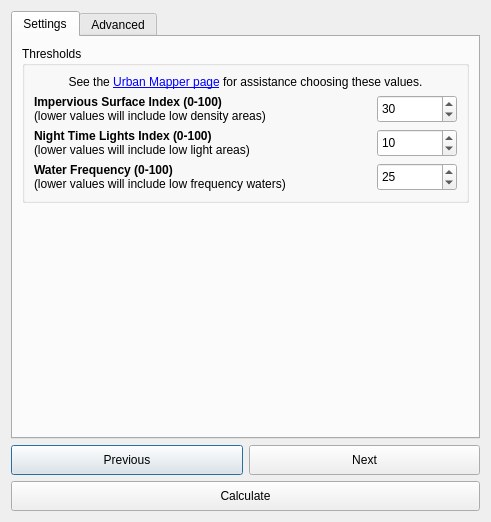
Above: LDMP/gui/DlgCalculateUrbanData.ui from ConservationInternational/trends.earth before the change. Below: the same form after it.
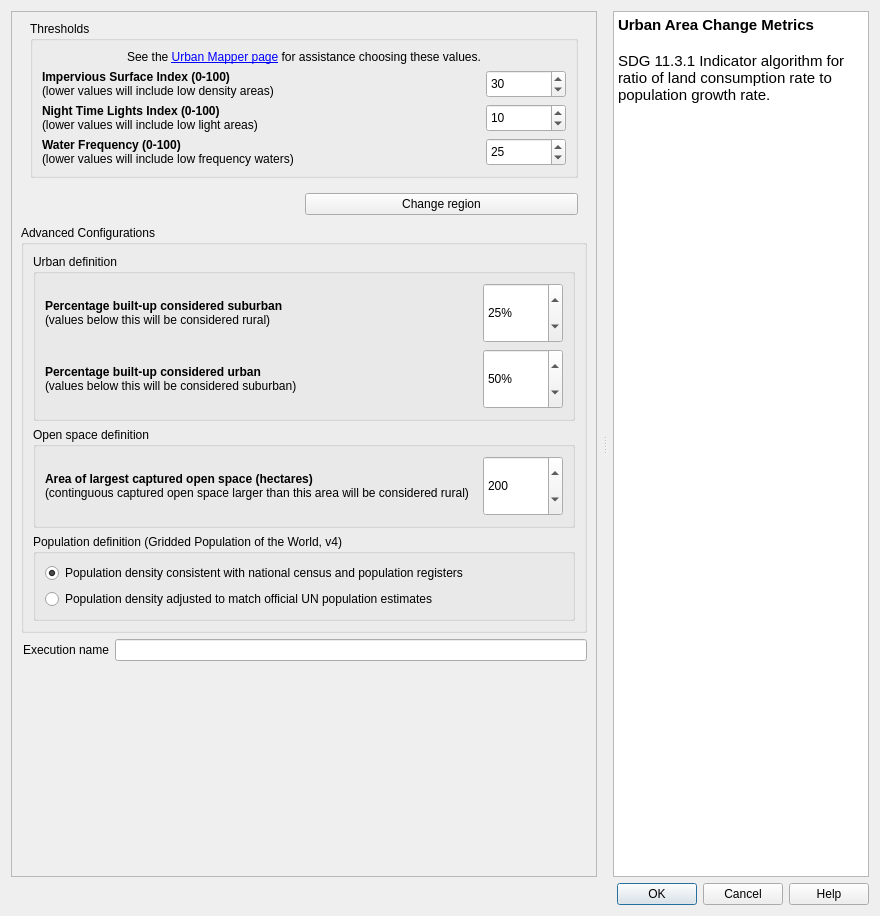
That is the form after the change. Custom widgets are drawn as their Qt base class.

Commit message: changes on all algorithm dialogs UI components

Patch:
```diff
--- a/LDMP/gui/DlgCalculateUrbanData.ui
+++ b/LDMP/gui/DlgCalculateUrbanData.ui
@@ -6,8 +6,8 @@
    <rect>
     <x>0</x>
     <y>0</y>
-    <width>449</width>
-    <height>522</height>
+    <width>880</width>
+    <height>916</height>
    </rect>
   </property>
   <property name="sizePolicy">
@@ -21,23 +21,47 @@
   </property>
   <layout class="QVBoxLayout" name="verticalLayout">
    <item>
-    <widget class="QTabWidget" name="TabBox">
+    <widget class="QSplitter" name="splitter">
+     <property name="orientation">
+      <enum>Qt::Horizontal</enum>
+     </property>
+     <property name="handleWidth">
+      <number>16</number>
+     </property>
+     <widget class="QFrame" name="configurations">
      <property name="sizePolicy">
-      <sizepolicy hsizetype="Minimum" vsizetype="Expanding">
-       <horstretch>0</horstretch>
+       <sizepolicy hsizetype="Expanding" vsizetype="Expanding">
+        <horstretch>2</horstretch>
        <verstretch>0</verstretch>
       </sizepolicy>
      </property>
-     <property name="tabShape">
-      <enum>QTabWidget::Rounded</enum>
-     </property>
-     <property name="currentIndex">
+      <property name="frameShape">
+       <enum>QFrame::StyledPanel</enum>
+      </property>
+      <property name="frameShadow">
+       <enum>QFrame::Raised</enum>
+      </property>
+      <layout class="QVBoxLayout" name="verticalLayout_3">
+       <property name="leftMargin">
+        <number>9</number>
+       </property>
+       <property name="topMargin">
       <number>0</number>
      </property>
-     <widget class="QWidget" name="settingsTab">
-      <attribute name="title">
-       <string>Settings</string>
-      </attribute>
+       <property name="rightMargin">
+        <number>9</number>
+       </property>
+       <property name="bottomMargin">
+        <number>4</number>
+       </property>
+       <item>
+        <widget class="QFrame" name="setup_frame">
+         <property name="frameShape">
+          <enum>QFrame::NoFrame</enum>
+         </property>
+         <property name="frameShadow">
+          <enum>QFrame::Raised</enum>
+         </property>
       <layout class="QVBoxLayout" name="verticalLayout_2">
        <item>
         <widget class="QGroupBox" name="groupBox">
@@ -178,26 +202,54 @@
          </layout>
         </widget>
        </item>
+         </layout>
+        </widget>
+       </item>
        <item>
-        <spacer name="verticalSpacer_2">
-         <property name="orientation">
-          <enum>Qt::Vertical</enum>
+        <layout class="QHBoxLayout" name="horizontalLayout">
+         <property name="leftMargin">
+          <number>5</number>
          </property>
-         <property name="sizeHint" stdset="0">
-          <size>
-           <width>20</width>
-           <height>40</height>
-          </size>
+         <property name="rightMargin">
+          <number>9</number>
          </property>
-        </spacer>
-       </item>
-      </layout>
-     </widget>
-     <widget class="QWidget" name="AdvancedTab">
-      <attribute name="title">
-       <string>Advanced</string>
-      </attribute>
-      <layout class="QVBoxLayout" name="verticalLayout_5">
+         <property name="bottomMargin">
+          <number>4</number>
+         </property>
+         <item>
+          <widget class="QLabel" name="region_la">
+           <property name="toolTip">
+            <string>The current selected region of interest</string>
+           </property>
+           <property name="text">
+            <string/>
+           </property>
+           <property name="wordWrap">
+            <bool>true</bool>
+           </property>
+          </widget>
+         </item>
+         <item>
+          <widget class="QPushButton" name="region_button">
+           <property name="toolTip">
+            <string>&lt;html&gt;&lt;head/&gt;&lt;body&gt;&lt;p&gt;Opens settings dialog in order to change region of interest.&lt;/p&gt;&lt;p&gt;&lt;br/&gt;&lt;/p&gt;&lt;/body&gt;&lt;/html&gt;</string>
+           </property>
+           <property name="text">
+            <string>Change region</string>
+           </property>
+          </widget>
+         </item>
+        </layout>
+       </item>
+       <item>
+        <widget class="QgsCollapsibleGroupBox" name="advance_configurations">
+         <property name="title">
+          <string>Advanced Configurations</string>
+         </property>
+         <property name="collapsed">
+          <bool>true</bool>
+         </property>
+         <layout class="QVBoxLayout" name="verticalLayout_4">
        <item>
         <widget class="QGroupBox" name="groupBox_4">
          <property name="sizePolicy">
@@ -307,7 +359,7 @@
          <property name="title">
           <string>Open space definition</string>
          </property>
-         <layout class="QHBoxLayout" name="horizontalLayout">
+            <layout class="QHBoxLayout" name="horizontalLayout_3">
           <item>
            <widget class="QLabel" name="label_5">
             <property name="text">
@@ -375,6 +427,29 @@
          </layout>
         </widget>
        </item>
+         </layout>
+        </widget>
+       </item>
+       <item>
+        <layout class="QHBoxLayout" name="horizontalLayout_2">
+         <property name="leftMargin">
+          <number>2</number>
+         </property>
+         <item>
+          <widget class="QLabel" name="execution_name_la">
+           <property name="toolTip">
+            <string>Auto generated name for the task which can be edited</string>
+           </property>
+           <property name="text">
+            <string>Execution name</string>
+           </property>
+          </widget>
+         </item>
+         <item>
+          <widget class="QLineEdit" name="execution_name_le"/>
+         </item>
+        </layout>
+       </item>
        <item>
         <spacer name="verticalSpacer">
          <property name="orientation">
@@ -390,77 +465,55 @@
        </item>
       </layout>
      </widget>
+     <widget class="QTextBrowser" name="alg_help">
+      <property name="sizePolicy">
+       <sizepolicy hsizetype="Expanding" vsizetype="Expanding">
+        <horstretch>0</horstretch>
+        <verstretch>0</verstretch>
+       </sizepolicy>
+      </property>
+      <property name="accessibleName">
+       <string/>
+      </property>
+      <property name="html">
+       <string>&lt;!DOCTYPE HTML PUBLIC &quot;-//W3C//DTD HTML 4.0//EN&quot; &quot;http://www.w3.org/TR/REC-html40/strict.dtd&quot;&gt;
+&lt;html&gt;&lt;head&gt;&lt;meta name=&quot;qrichtext&quot; content=&quot;1&quot; /&gt;&lt;style type=&quot;text/css&quot;&gt;
+p, li { white-space: pre-wrap; }
+&lt;/style&gt;&lt;/head&gt;&lt;body style=&quot; font-family:'Ubuntu'; font-size:11pt; font-weight:400; font-style:normal;&quot;&gt;
+&lt;p style=&quot; margin-top:0px; margin-bottom:0px; margin-left:0px; margin-right:0px; -qt-block-indent:0; text-indent:0px;&quot;&gt;&lt;span style=&quot; font-weight:600;&quot;&gt;Urban Area Change Metrics&lt;/span&gt;&lt;/p&gt;
+&lt;p style=&quot;-qt-paragraph-type:empty; margin-top:0px; margin-bottom:0px; margin-left:0px; margin-right:0px; -qt-block-indent:0; text-indent:0px; font-weight:600;&quot;&gt;&lt;br /&gt;&lt;/p&gt;
+&lt;p style=&quot; margin-top:0px; margin-bottom:0px; margin-left:0px; margin-right:0px; -qt-block-indent:0; text-indent:0px;&quot;&gt;SDG 11.3.1 Indicator algorithm for ratio of land consumption rate to population growth rate.&lt;/p&gt;
+&lt;p style=&quot;-qt-paragraph-type:empty; margin-top:0px; margin-bottom:0px; margin-left:0px; margin-right:0px; -qt-block-indent:0; text-indent:0px; font-weight:600;&quot;&gt;&lt;br /&gt;&lt;/p&gt;&lt;/body&gt;&lt;/html&gt;</string>
+      </property>
+      <property name="openExternalLinks">
+       <bool>true</bool>
+      </property>
+      <property name="openLinks">
+       <bool>false</bool>
+      </property>
+     </widget>
     </widget>
    </item>
    <item>
-    <layout class="QGridLayout" name="gridLayout_3">
-     <item row="1" column="0">
-      <widget class="QPushButton" name="button_prev">
-       <property name="sizePolicy">
-        <sizepolicy hsizetype="Minimum" vsizetype="Minimum">
-         <horstretch>0</horstretch>
-         <verstretch>0</verstretch>
-        </sizepolicy>
-       </property>
-       <property name="minimumSize">
-        <size>
-         <width>0</width>
-         <height>30</height>
-        </size>
-       </property>
-       <property name="text">
-        <string>Previous</string>
-       </property>
-      </widget>
-     </item>
-     <item row="1" column="1">
-      <widget class="QPushButton" name="button_next">
-       <property name="sizePolicy">
-        <sizepolicy hsizetype="Minimum" vsizetype="Minimum">
-         <horstretch>0</horstretch>
-         <verstretch>0</verstretch>
-        </sizepolicy>
-       </property>
-       <property name="minimumSize">
-        <size>
-         <width>0</width>
-         <height>30</height>
-        </size>
-       </property>
-       <property name="text">
-        <string>Next</string>
-       </property>
-      </widget>
-     </item>
-     <item row="2" column="0" colspan="2">
-      <widget class="QPushButton" name="button_calculate">
-       <property name="sizePolicy">
-        <sizepolicy hsizetype="Minimum" vsizetype="Minimum">
-         <horstretch>0</horstretch>
-         <verstretch>0</verstretch>
-        </sizepolicy>
-       </property>
-       <property name="minimumSize">
-        <size>
-         <width>0</width>
-         <height>30</height>
-        </size>
-       </property>
-       <property name="text">
-        <string>Calculate</string>
-       </property>
-      </widget>
-     </item>
-    </layout>
-   </item>
-  </layout>
+    <widget class="QDialogButtonBox" name="button_box">
+     <property name="orientation">
+      <enum>Qt::Horizontal</enum>
+     </property>
+     <property name="standardButtons">
+      <set>QDialogButtonBox::Cancel|QDialogButtonBox::Help|QDialogButtonBox::Ok</set>
+     </property>
+    </widget>
+   </item>
+  </layout>
  </widget>
- <tabstops>
-  <tabstop>TabBox</tabstop>
-  <tabstop>button_prev</tabstop>
-  <tabstop>button_next</tabstop>
-  <tabstop>button_calculate</tabstop>
- </tabstops>
+ <customwidgets>
+  <customwidget>
+   <class>QgsCollapsibleGroupBox</class>
+   <extends>QGroupBox</extends>
+   <header>qgis.gui</header>
+   <container>1</container>
+  </customwidget>
+ </customwidgets>
  <resources/>
  <connections/>
 </ui>
```
Left out of the diff: 21 changed lines with no effect on the pictures. Lines whose indentation alone changed are shown as unchanged. The commit also changes 17 other files.
